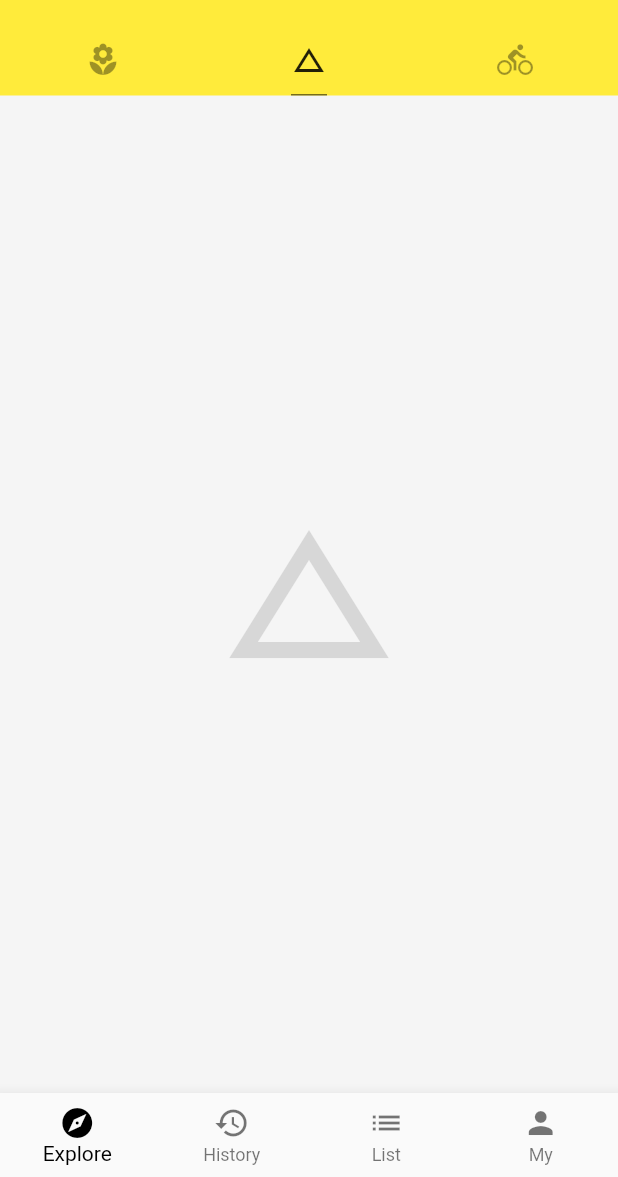
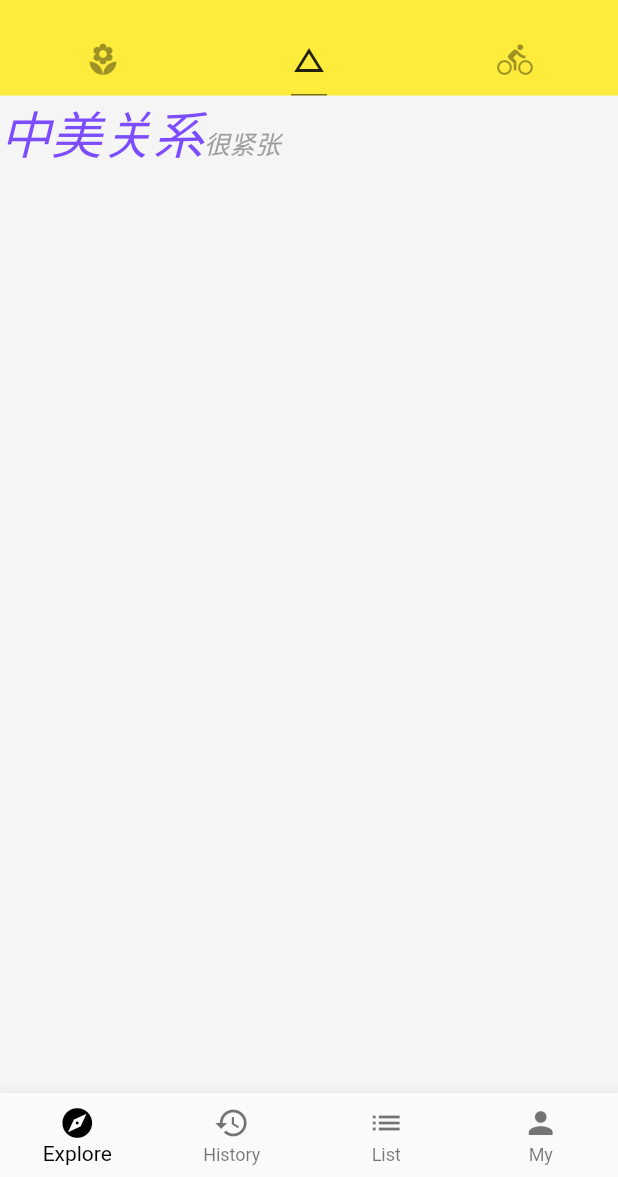
Before and after one commit to jxmlearner/flutter-learn, a Flutter app: the screen it shows after launch, tab 2 chosen, on a phone screen of 412 x 824 dp, the part 59-1236 px from its top. Run offline on Flutter 3.47's test engine with Material 2 defaults, Android fonts, the phone set to English and light mode, and no system bars; network calls fail.

Commit message:
基础组件text和richtext

```diff
--- /dev/null
+++ b/lib/demo/basic_demo.dart
@@ -0,0 +1,52 @@
+import 'package:flutter/material.dart';
+
+class BasicDemo extends StatelessWidget {
+  @override
+  Widget build(BuildContext context) {
+    return RichTextDemo();
+  }
+}
+
+class RichTextDemo extends StatelessWidget {
+  @override
+  Widget build(BuildContext context) {
+    return RichText(
+      text: TextSpan(
+        text: '中美关系',
+        style: TextStyle(
+          color: Colors.deepPurpleAccent,
+          fontStyle: FontStyle.italic,
+          fontSize: 34.0,
+          fontWeight: FontWeight.w100,
+        ),
+        children: [
+          TextSpan(
+            text: '很紧张',
+            style: TextStyle(
+              fontSize: 17.0,
+              color: Colors.grey
+            )
+          ),
+        ]
+      ),
+    );
+  }
+}
+
+class TextDemo extends StatelessWidget {
+  @override
+  Widget build(BuildContext context) {
+    return Text(
+      '''“但是对于美方的回应，我在这里必须要说几句。”耿爽表示，
+      中方在台湾问题上的立场是一贯的明确的，美方当初单方面搞“与台湾关系法”，
+      与国际关系准则和中美三个联合公报完全背道而驰，中方从一开始就坚决反对。
+      我们敦促美方恪守一个中国原则和中美三个联合公报的规定，多做有利于中美关系和促进台海和平稳定的事情，
+      而不是相反''',
+      maxLines: 3,
+      overflow: TextOverflow.ellipsis,
+      style: TextStyle(
+        fontSize: 16.0,
+      )
+    );
+  }
+}
--- a/lib/main.dart
+++ b/lib/main.dart
@@ -2,6 +2,7 @@ import 'package:flutter/material.dart';
 import './demo/listview_demo.dart';
 import './demo/drawer_demo.dart';
 import './demo/bottom_navigation_bar_demo.dart';
+import './demo/basic_demo.dart';
 
 void main() => runApp(MyApp());
 
@@ -55,7 +56,7 @@ class Home extends StatelessWidget {
         body: TabBarView(
           children: <Widget>[
             ListViewDemo(),
-            Icon(Icons.change_history, size: 128.0, color: Colors.black12),
+            BasicDemo(),
             Icon(Icons.directions_bike, size: 128.0, color: Colors.black12),
           ],
         ),
```
